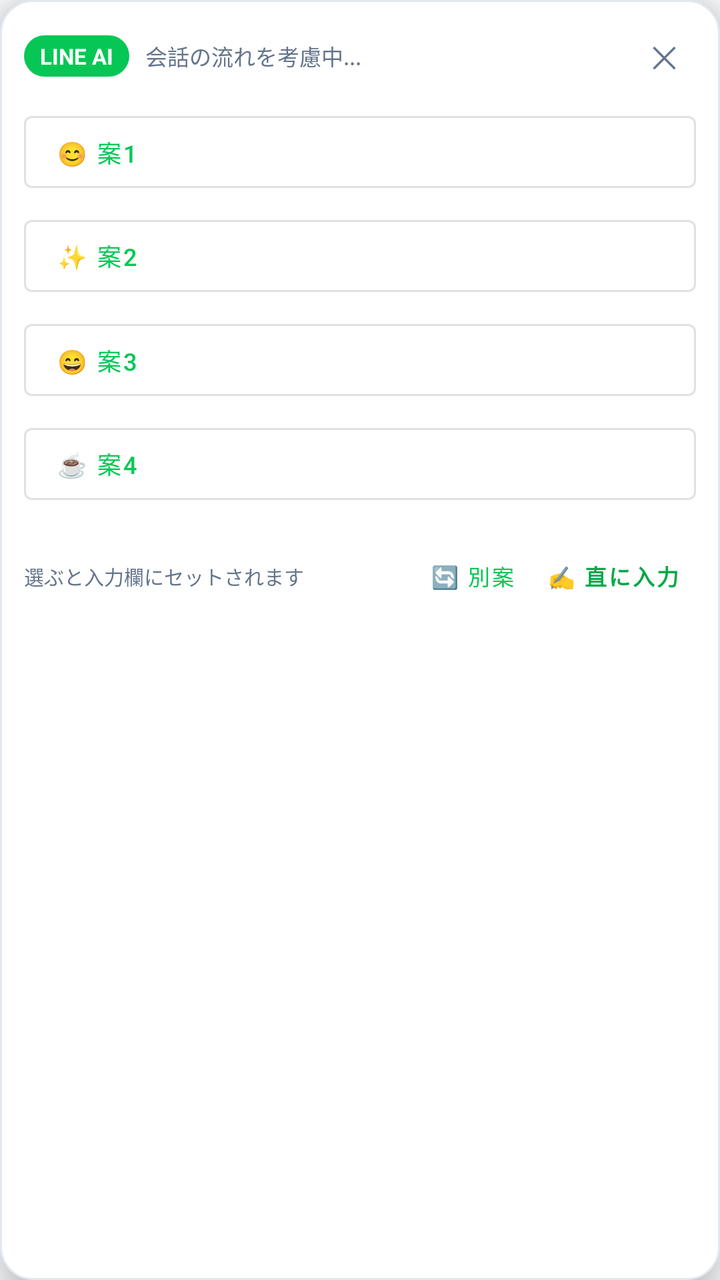
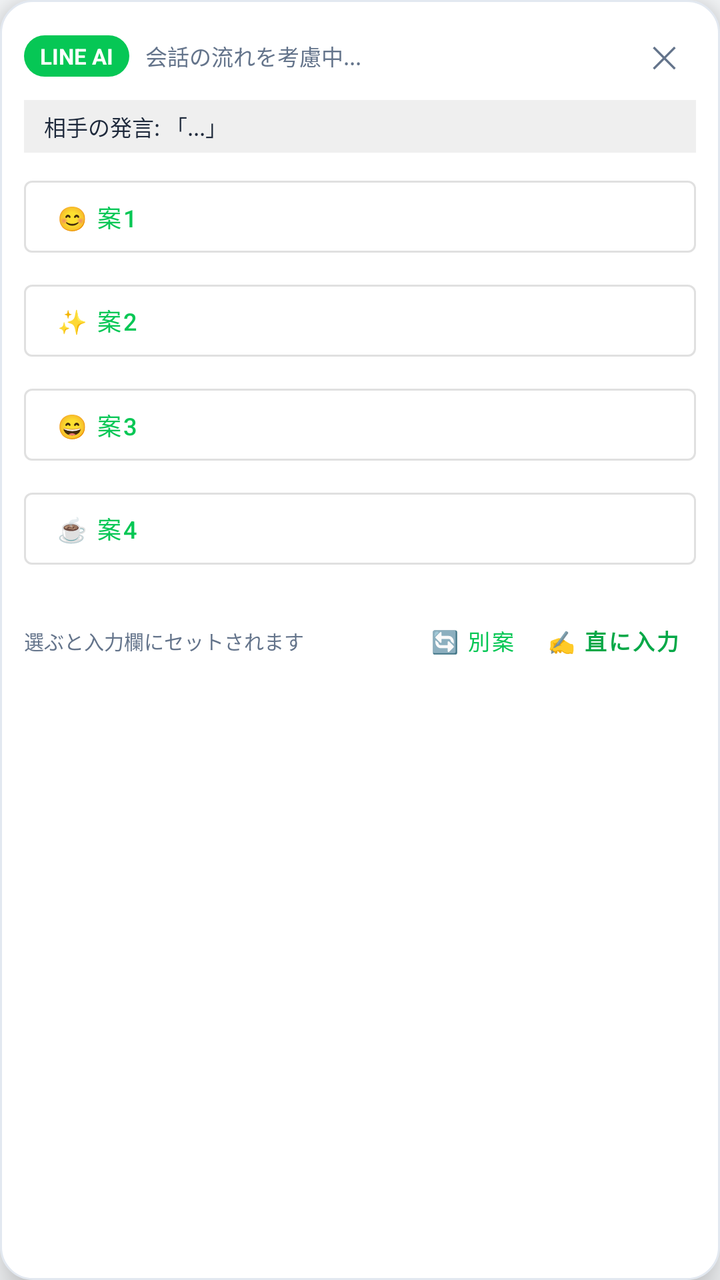

An Android layout rendered at two revisions. The XML below is the earlier revision; the diff shows what the commit changed to produce the second picture.
<!-- AndroidManifest.xml: application theme Theme.LineAiReply -->
<!-- res/layout/overlay_line_replies.xml -->
<?xml version="1.0" encoding="utf-8"?>
<LinearLayout xmlns:android="http://schemas.android.com/apk/res/android"
    android:id="@+id/cardRoot"
    android:layout_width="match_parent"
    android:layout_height="wrap_content"
    android:background="@drawable/bg_reply_sheet"
    android:elevation="12dp"
    android:orientation="vertical"
    android:padding="12dp">

    
    <LinearLayout
        android:layout_width="match_parent"
        android:layout_height="wrap_content"
        android:gravity="center_vertical"
        android:orientation="horizontal">

        <TextView
            android:id="@+id/textPlatformTag"
            android:layout_width="wrap_content"
            android:layout_height="wrap_content"
            android:background="@drawable/bg_line_pill"
            android:paddingHorizontal="8dp"
            android:paddingVertical="3dp"
            android:text="LINE AI"
            android:textColor="@color/white"
            android:textSize="11sp"
            android:textStyle="bold" />

        <TextView
            android:id="@+id/textContextSummary"
            android:layout_width="0dp"
            android:layout_height="wrap_content"
            android:layout_marginStart="8dp"
            android:layout_weight="1"
            android:ellipsize="end"
            android:maxLines="1"
            android:text="会話の流れを考慮中..."
            android:textColor="@color/text_secondary"
            android:textSize="11sp" />

        <TextView
            android:id="@+id/btnClose"
            android:layout_width="32dp"
            android:layout_height="32dp"
            android:gravity="center"
            android:text="✕"
            android:textColor="@color/text_secondary"
            android:textSize="15sp" />
    </LinearLayout>

    
    <LinearLayout
        android:id="@+id/optionsLayout"
        android:layout_width="match_parent"
        android:layout_height="wrap_content"
        android:layout_marginTop="8dp"
        android:orientation="vertical">

        <Button
            android:id="@+id/btnOpt1"
            style="@style/Widget.MaterialComponents.Button.OutlinedButton"
            android:layout_width="match_parent"
            android:layout_height="wrap_content"
            android:layout_marginBottom="4dp"
            android:gravity="start|center_vertical"
            android:paddingVertical="6dp"
            android:text="😊 案1"
            android:textAllCaps="false"
            android:textSize="12sp" />

        <Button
            android:id="@+id/btnOpt2"
            style="@style/Widget.MaterialComponents.Button.OutlinedButton"
            android:layout_width="match_parent"
            android:layout_height="wrap_content"
            android:layout_marginBottom="4dp"
            android:gravity="start|center_vertical"
            android:paddingVertical="6dp"
            android:text="✨ 案2"
            android:textAllCaps="false"
            android:textSize="12sp" />

        <Button
            android:id="@+id/btnOpt3"
            style="@style/Widget.MaterialComponents.Button.OutlinedButton"
            android:layout_width="match_parent"
            android:layout_height="wrap_content"
            android:layout_marginBottom="4dp"
            android:gravity="start|center_vertical"
            android:paddingVertical="6dp"
            android:text="😄 案3"
            android:textAllCaps="false"
            android:textSize="12sp" />

        <Button
            android:id="@+id/btnOpt4"
            style="@style/Widget.MaterialComponents.Button.OutlinedButton"
            android:layout_width="match_parent"
            android:layout_height="wrap_content"
            android:layout_marginBottom="6dp"
            android:gravity="start|center_vertical"
            android:paddingVertical="6dp"
            android:text="☕ 案4"
            android:textAllCaps="false"
            android:textSize="12sp" />
    </LinearLayout>

    
    <LinearLayout
        android:layout_width="match_parent"
        android:layout_height="wrap_content"
        android:gravity="center_vertical"
        android:orientation="horizontal"
        android:paddingTop="2dp">

        <TextView
            android:layout_width="0dp"
            android:layout_height="wrap_content"
            android:layout_weight="1"
            android:text="選ぶと入力欄にセットされます"
            android:textColor="@color/text_secondary"
            android:textSize="10sp" />

        <Button
            android:id="@+id/btnQuickLineInvite"
            style="@style/Widget.MaterialComponents.Button.TextButton"
            android:layout_width="wrap_content"
            android:layout_height="wrap_content"
            android:minWidth="0dp"
            android:paddingHorizontal="6dp"
            android:text="📲 LINE誘う"
            android:textColor="#D97706"
            android:visibility="gone"
            android:textSize="11sp" />

        <Button
            android:id="@+id/btnRegenerate"
            style="@style/Widget.MaterialComponents.Button.TextButton"
            android:layout_width="wrap_content"
            android:layout_height="wrap_content"
            android:minWidth="0dp"
            android:paddingHorizontal="8dp"
            android:text="🔄 別案"
            android:textSize="11sp" />

        <Button
            android:id="@+id/btnDirectType"
            style="@style/Widget.MaterialComponents.Button.TextButton"
            android:layout_width="wrap_content"
            android:layout_height="wrap_content"
            android:minWidth="0dp"
            android:paddingHorizontal="8dp"
            android:text="✍️ 直に入力"
            android:textColor="@color/line_green_dark"
            android:textSize="11sp"
            android:textStyle="bold" />
    </LinearLayout>

</LinearLayout>
<!-- resources referenced by this layout -->
<resources>
  <color name="line_green_dark">#05A847</color>
  <color name="text_secondary">#64748B</color>
  <color name="white">#FFFFFF</color>
  <!-- drawable bg_line_pill (drawable) -->
  <?xml version="1.0" encoding="utf-8"?>
  <shape xmlns:android="http://schemas.android.com/apk/res/android"
      android:shape="rectangle">
      <solid android:color="@color/line_green" />
      <corners android:radius="999dp" />
  </shape>
  <!-- drawable bg_reply_sheet (drawable) -->
  <?xml version="1.0" encoding="utf-8"?>
  <shape xmlns:android="http://schemas.android.com/apk/res/android"
      android:shape="rectangle">
      <solid android:color="@color/white" />
      <corners android:radius="16dp" />
      <stroke android:width="1dp" android:color="@color/border" />
  </shape>
  <style name="Theme.LineAiReply" parent="Theme.MaterialComponents.DayNight.NoActionBar">
          <item name="colorPrimary">@color/line_green</item>
          <item name="colorPrimaryDark">@color/line_green_dark</item>
          <item name="android:windowBackground">@color/bg_light</item>
      </style>
  <color name="line_green">#06C755</color>
  <color name="border">#E2E8F0</color>
  <color name="bg_light">#F8FAFC</color>
</resources>

<!-- the commit's change to res/layout/overlay_line_replies.xml (unified diff, before → after) -->
@@ -48,6 +48,21 @@
             android:textColor="@color/text_secondary"
             android:textSize="15sp" />
     </LinearLayout>
+
+    
+    <TextView
+        android:id="@+id/textPartnerMessagePreview"
+        android:layout_width="match_parent"
+        android:layout_height="wrap_content"
+        android:layout_marginTop="6dp"
+        android:background="#10000000"
+        android:paddingHorizontal="10dp"
+        android:paddingVertical="5dp"
+        android:ellipsize="end"
+        android:maxLines="2"
+        android:text="相手の発言: 「...」"
+        android:textColor="@color/text_primary"
+        android:textSize="11sp" />
 
     
     <LinearLayout
<!-- resource entries referenced after the edit -->
@@ -1,6 +1,7 @@
 <!-- resources referenced by this layout -->
 <resources>
   <color name="line_green_dark">#05A847</color>
+  <color name="text_primary">#1E293B</color>
   <color name="text_secondary">#64748B</color>
   <color name="white">#FFFFFF</color>
   <!-- drawable bg_line_pill (drawable) -->
